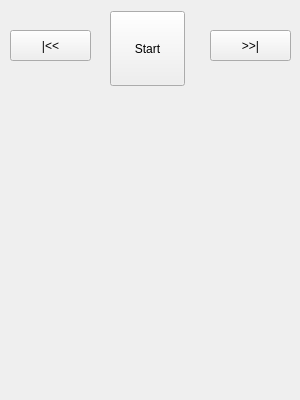
Above: mainwindow.ui from flxw/scplay before the change. Below: the same form after it.
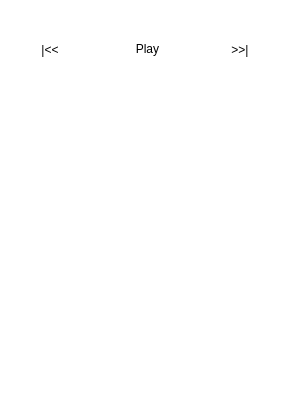
That is the form after the change.

Commit message: Round buttons via css yeah!

Diff of the .ui file:
```diff
--- a/mainwindow.ui
+++ b/mainwindow.ui
@@ -13,6 +13,9 @@
   <property name="windowTitle">
    <string>scplayer</string>
   </property>
+  <property name="styleSheet">
+   <string notr="true">background-color: #fff;</string>
+  </property>
   <widget class="QWidget" name="centralWidget">
    <widget class="QPushButton" name="playPauseButton">
     <property name="geometry">
@@ -23,19 +26,33 @@
       <height>75</height>
      </rect>
     </property>
+    <property name="styleSheet">
+     <string notr="true">background-color: white;
+border-style: solid;
+border-width:1px;
+border-radius:37px;
+border-color: rgba(255,72,0,.8);</string>
+    </property>
     <property name="text">
-     <string>Start</string>
+     <string>Play</string>
     </property>
    </widget>
    <widget class="QPushButton" name="prevButton">
     <property name="geometry">
      <rect>
-      <x>10</x>
+      <x>30</x>
       <y>30</y>
-      <width>81</width>
-      <height>31</height>
+      <width>40</width>
+      <height>40</height>
      </rect>
     </property>
+    <property name="styleSheet">
+     <string notr="true">background-color: white;
+border-style: solid;
+border-width:1px;
+border-radius:20px;
+border-color: rgba(255,72,0,.8);</string>
+    </property>
     <property name="text">
      <string>|&lt;&lt;</string>
     </property>
@@ -43,12 +60,19 @@
    <widget class="QPushButton" name="nextButton">
     <property name="geometry">
      <rect>
-      <x>210</x>
+      <x>220</x>
       <y>30</y>
-      <width>81</width>
-      <height>31</height>
+      <width>40</width>
+      <height>40</height>
      </rect>
     </property>
+    <property name="styleSheet">
+     <string notr="true">background-color: white;
+border-style: solid;
+border-width:1px;
+border-radius:20px;
+border-color: rgba(255,72,0,.8);</string>
+    </property>
     <property name="text">
      <string>&gt;&gt;|</string>
     </property>
```
The commit also changes 2 other files.
